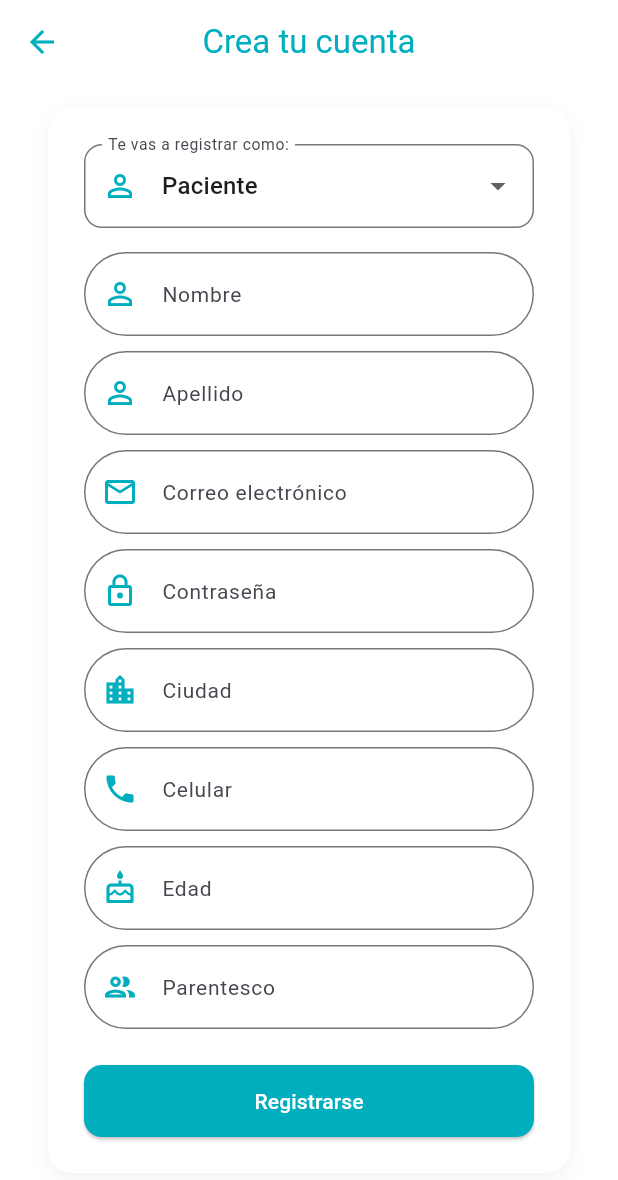
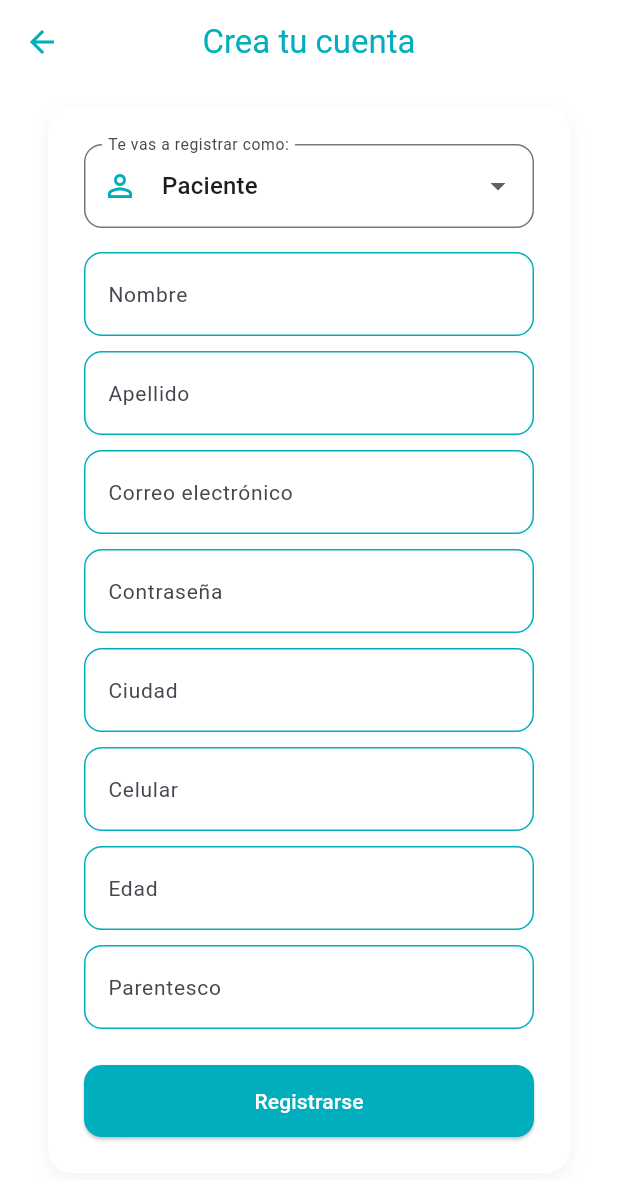
Before and after one commit to QuintoDev/appcareassistant, a Flutter app: the RegisterScreen screen opened directly, on a phone screen of 412 x 824 dp. Shown: the top 1180 px of the screen. Run offline on Flutter 3.47's test engine with Material 3 defaults, Android fonts, the phone set to English and light mode, and no system bars; our stand-ins replace flutter_svg, jwt_decoder, shared_preferences; accounts and stored records are empty; network calls fail; Roboto replaces fonts that are missing (inter).

Commit message:
fix: ajustes visuales

```diff
--- a/lib/services/api_service.dart
+++ b/lib/services/api_service.dart
@@ -81,8 +81,6 @@ class ApiService {
       }),
     );
 
-    print(response.body);
-
     return response.statusCode == 201;
   }
 
--- a/lib/widgets/custom_text_field.dart
+++ b/lib/widgets/custom_text_field.dart
@@ -20,8 +20,15 @@ class CustomTextField extends StatelessWidget {
       controller: controller,
       obscureText: obscure,
       decoration: InputDecoration(
-        prefixIcon: Icon(icon, color: const Color(0xFF00AEBE)),
         labelText: label,
+        enabledBorder: OutlineInputBorder(
+          borderRadius: BorderRadius.circular(12),
+          borderSide: const BorderSide(color: Color(0xFF00AEBE)),
+        ),
+        focusedBorder: OutlineInputBorder(
+          borderRadius: BorderRadius.circular(12),
+          borderSide: const BorderSide(color: Color(0xFF00AEBE), width: 2),
+        ),
       ),
     );
   }
```
Also changed, not shown: lib/widgets/assistant_bottom_dialog.dart (+45 -6 lines).
